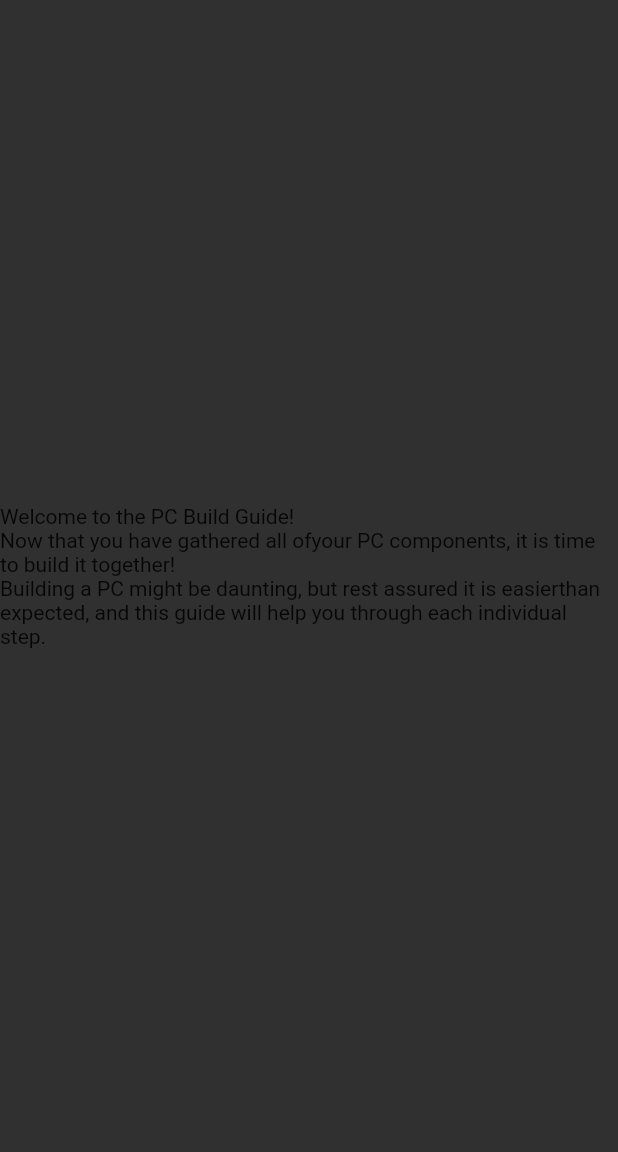
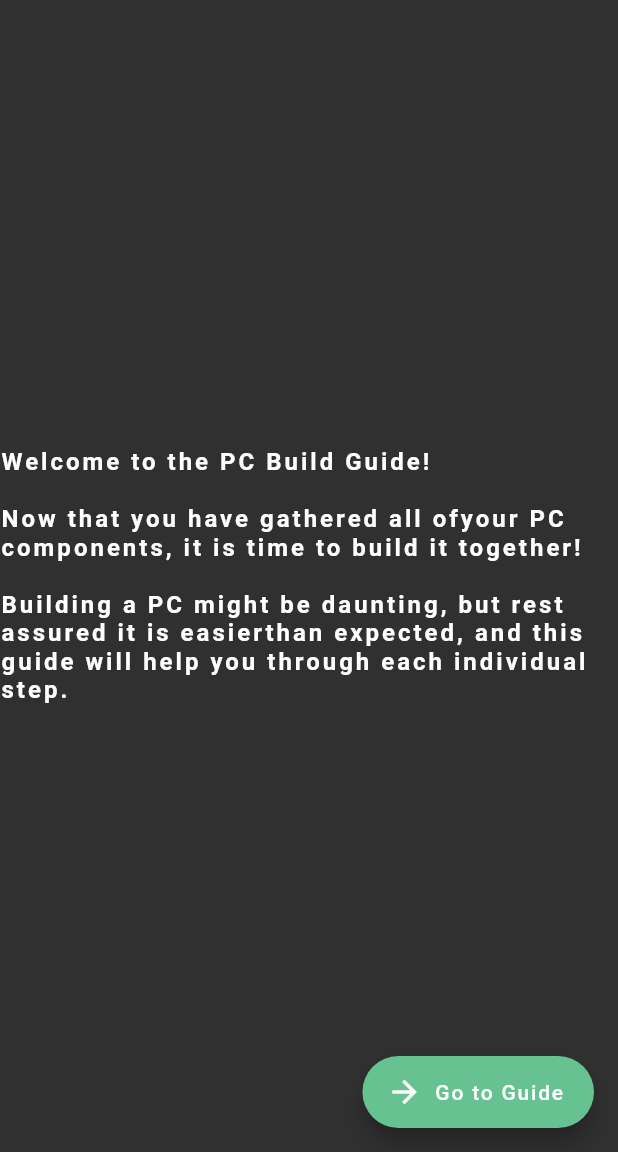
Before and after one commit to gcisneros310/QuickPC, a Flutter app: the screen it shows once a user with an empty profile is signed in, after a tap on "Build Guide", on a phone screen of 412 x 824 dp, the part 84-1236 px from its top. Run offline on Flutter 3.47's test engine with Material 2 defaults, Android fonts, the phone set to English and light mode, and no system bars; our stand-ins replace cloud_firestore, firebase_auth, flutter_spinkit, google_fonts; accounts and stored records are empty.

Commit message:
basic build guide added

```diff
--- a/lib/pages/build_guide/build_guide.dart
+++ /dev/null
@@ -1,36 +0,0 @@
-import 'package:flutter/material.dart';
-import 'package:quick_pc/services/auth.dart';
-
-class BuildGuide extends StatefulWidget {
-  @override
-  _BuildGuide createState() => _BuildGuide();
-}
-
-class _BuildGuide extends State<BuildGuide> {
-
-
-  final Color logoColor = Color(0xff66c290);
-  final Color greyout = Colors.grey;
-
-  @override
-  Widget build(BuildContext context) {
-
-    return Scaffold(
-        backgroundColor: Colors.grey[850],
-        appBar: AppBar(
-          backgroundColor: logoColor,
-          title: Text("PC Build Guide"),
-          elevation: 0.0,
-        ),
-      body: Center (
-        child: Text(
-          "Welcome to the PC Build Guide!\nNow that you have gathered all of"
-              "your PC components, it is time to build it together!\n"
-              "Building a PC might be daunting, but rest assured it is easier"
-              "than expected, and this guide will help you through each individual step."
-        )
-      ),
-
-    );
-  }
-}
--- /dev/null
+++ b/lib/pages/build_guide/build_guide_intro_page.dart
@@ -0,0 +1,56 @@
+import 'package:flutter/material.dart';
+import 'package:quick_pc/services/auth.dart';
+
+import 'build_guide_list.dart';
+
+class BuildGuideIntro extends StatefulWidget {
+  @override
+  _BuildGuideIntro createState() => _BuildGuideIntro();
+}
+
+class _BuildGuideIntro extends State<BuildGuideIntro> {
+
+
+  final Color logoColor = Color(0xff66c290);
+  final Color greyout = Colors.grey;
+
+  @override
+  Widget build(BuildContext context) {
+
+    return Scaffold(
+      backgroundColor: Colors.grey[850],
+      appBar: AppBar(
+        backgroundColor: logoColor,
+        title: Text("PC Build Guide"),
+        elevation: 0.0,
+      ),
+      body: Center (
+          child: Text(
+              "Welcome to the PC Build Guide!\n\nNow that you have gathered all of"
+                  "your PC components, it is time to build it together!\n\n"
+                  "Building a PC might be daunting, but rest assured it is easier"
+                  "than expected, and this guide will help you through each individual step.",
+            style: TextStyle(
+              fontSize: 16.0,
+              fontWeight: FontWeight.bold,
+              letterSpacing: 2.0,
+              color: Colors.white
+            ),
+          )
+      ),
+
+      floatingActionButton: FloatingActionButton.extended(
+        onPressed: () {
+          Navigator.push(
+            context,
+            MaterialPageRoute(builder: (context) => BuildGuideList())
+          );
+        },
+        icon: Icon(Icons.arrow_forward),
+        label: const Text("Go to Guide"),
+        backgroundColor: logoColor,
+      ),
+
+    );
+  }
+}
--- a/lib/pages/home/home.dart
+++ b/lib/pages/home/home.dart
@@ -1,5 +1,5 @@
 import 'package:flutter/material.dart';
-import 'package:quick_pc/pages/build_guide/build_guide.dart';
+import 'package:quick_pc/pages/build_guide/build_guide_intro_page.dart';
 import 'package:quick_pc/services/auth.dart';
 
 class Home extends StatefulWidget {
@@ -90,7 +90,7 @@ class _HomeState extends State<Home> {
             onPressed: () {
               Navigator.push(
                 context,
-                MaterialPageRoute(builder: (context) => BuildGuide()),
+                MaterialPageRoute(builder: (context) => BuildGuideIntro()),
               );
             },
             icon: Icon(Icons.file_copy_outlined),
```
Also changed, not shown: lib/pages/build_guide/build_guide_list.dart (added, +38 -0 lines).
